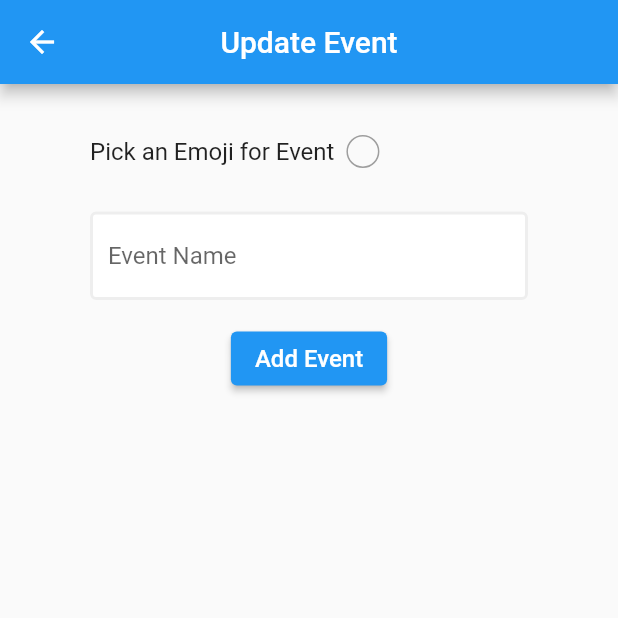
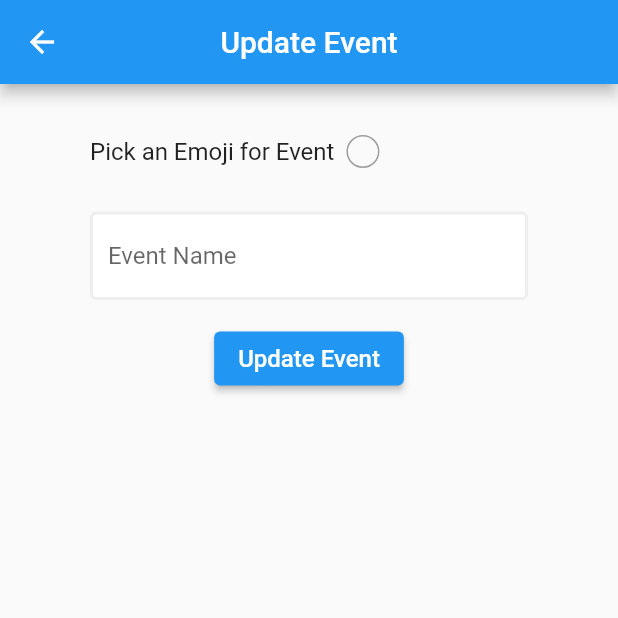
Before and after one commit to DanyueZhang/Record-and-Count, a Flutter app: the UpdateEventScreen screen opened directly with empty values, on a phone screen of 412 x 824 dp, the top half of it. Run offline on Flutter 3.47's test engine with Material 2 defaults, Android fonts, the phone set to English and light mode, and no system bars; our stand-ins replace awesome_dialog, equatable, flutter_spinkit, flutter_swipe_action_cell, sqflite, table_calendar; missing offline and left inert: emoji_dialog_picker, search_page; accounts and stored records are empty.

Commit message:
fix some typo & update README

```diff
--- a/lib/screens/count/update_counter_screen.dart
+++ b/lib/screens/count/update_counter_screen.dart
@@ -132,7 +132,7 @@ class _UpdateCounterScreenState extends State<UpdateCounterScreen> {
                     }
                   },
                   child: const Text(
-                    'Add Counter',
+                    'Update Counter',
                     style: TextStyle(fontSize: 16),
                   ),
                 ),
--- a/lib/screens/record/update_event_screen.dart
+++ b/lib/screens/record/update_event_screen.dart
@@ -110,7 +110,7 @@ class _UpdateEventScreenState extends State<UpdateEventScreen> {
                     }
                   },
                   child: const Text(
-                    'Add Event',
+                    'Update Event',
                     style: TextStyle(fontSize: 16),
                   ),
                 ),
```
Also changed, not shown: 1 other file.
